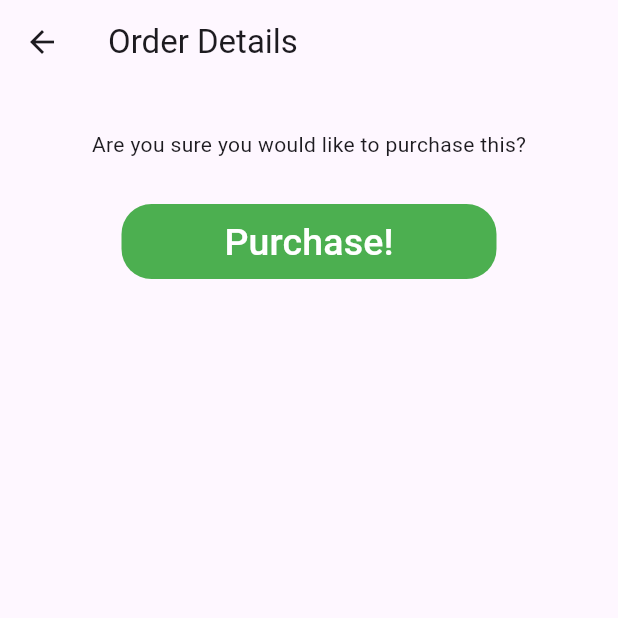
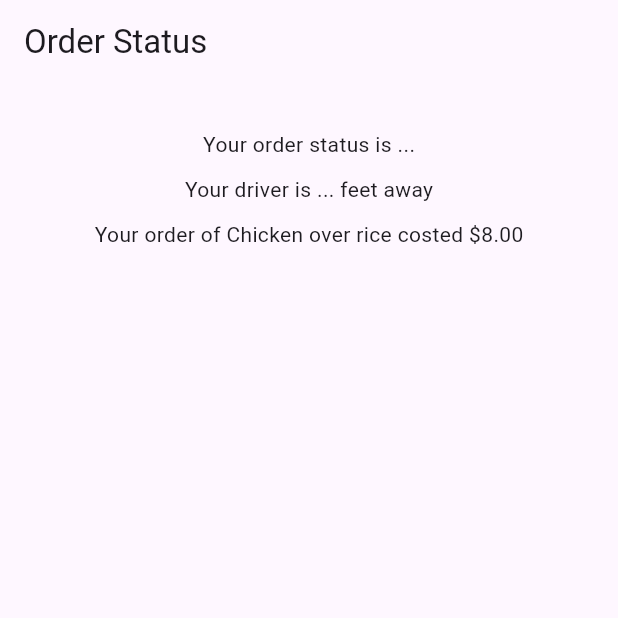
Before and after one commit to frykher/scholar_snacks, a Flutter app: the PurchasePage screen opened directly, after a tap on "Purchase!", on a phone screen of 412 x 824 dp, the top half of it. Run offline on Flutter 3.47's test engine with Material 3 defaults, Android fonts, the light colour scheme and no system bars; our stand-ins replace google_nav_bar, line_icons, supabase_flutter; accounts and stored records are empty.

Commit message:
order status

```diff
--- /dev/null
+++ b/lib/OrderStatus.dart
@@ -0,0 +1,26 @@
+import 'package:flutter/material.dart';
+
+class OrderStatus extends StatefulWidget {
+  @override
+  _OrderStatusState createState() => _OrderStatusState();
+}
+
+class _OrderStatusState extends State<OrderStatus> {
+  @override
+  Widget build(BuildContext context) {
+    return Scaffold(
+      appBar: AppBar(
+        title: Text("Order Status"),),
+      body: Center(child: Column(children: [
+        const SizedBox(height: 30),
+        Text('Your order status is ...'),
+        const SizedBox(height: 10),
+        Text('Your driver is ... feet away'),
+        const SizedBox(height: 10),
+        Text('Your order of Chicken over rice costed \$8.00'),
+      ]
+      )
+      )
+      );
+  }
+}
--- a/lib/PurchasePage.dart
+++ b/lib/PurchasePage.dart
@@ -1,4 +1,5 @@
 import 'package:flutter/material.dart';
+import 'OrderStatus.dart';
 
 class PurchasePage extends StatefulWidget {
   @override
@@ -23,7 +24,8 @@ class _PurchasePageState extends State<PurchasePage> {
                   color: Colors.green, borderRadius: BorderRadius.circular(20)),
               child: TextButton(
                 onPressed: () {
-                  null;
+                  Navigator.of(context).pushAndRemoveUntil(
+          MaterialPageRoute(builder: (context) => OrderStatus()),(route) => false);
                 },
                 child: Text(
                   'Purchase!',
--- a/pubspec.yaml
+++ b/pubspec.yaml
@@ -38,6 +38,11 @@ dependencies:
   google_nav_bar: ^5.0.6
   line_icons: ^2.0.3
   supabase_flutter: ^2.2.0
+  shared_preferences: ^2.0.15
+  path_provider: ^2.0.10
+  sqflite: ^2.0.2+1
+  badges: ^2.0.2
+  provider: ^6.0.3
 
 dev_dependencies:
   flutter_test:
```
Also changed, not shown: pubspec.lock, 1 other file.
